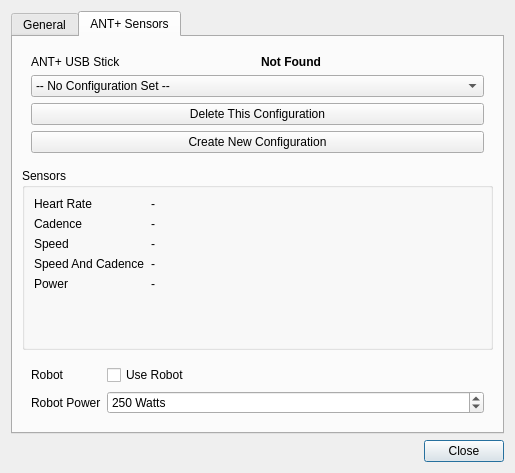
Before: the Qt Designer form indoorcycling2/settingsdialog.ui in rsippl/big-ring, drawn with Qt 5.
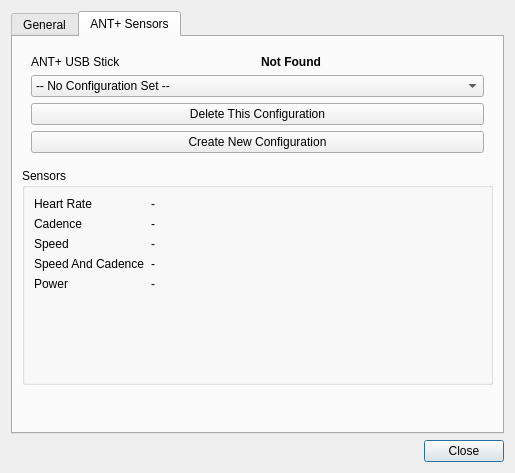
After: the same form once the commit is applied.

Commit message:
We're now able to save sensor settings (fixed power).
Virtual power has not been implemented yet.

```diff
--- a/indoorcycling2/settingsdialog.ui
+++ b/indoorcycling2/settingsdialog.ui
@@ -275,47 +275,11 @@
            <height>10</height>
           </size>
          </property>
-         <layout class="QFormLayout" name="formLayout_3">
-          <item row="1" column="0">
-           <widget class="QLabel" name="robotLabel">
+         <layout class="QHBoxLayout" name="horizontalLayout">
+          <item>
+           <widget class="QLabel" name="simulationSettingLabel">
             <property name="text">
-             <string>Robot</string>
-            </property>
-            <property name="buddy">
-             <cstring>robotCheckBox</cstring>
-            </property>
-           </widget>
-          </item>
-          <item row="1" column="1">
-           <widget class="QCheckBox" name="robotCheckBox">
-            <property name="text">
-             <string>Use Robot</string>
-            </property>
-           </widget>
-          </item>
-          <item row="2" column="0">
-           <widget class="QLabel" name="label_2">
-            <property name="text">
-             <string>Robot Power</string>
-            </property>
-            <property name="buddy">
-             <cstring>powerSpinBox</cstring>
-            </property>
-           </widget>
-          </item>
-          <item row="2" column="1">
-           <widget class="QSpinBox" name="powerSpinBox">
-            <property name="suffix">
-             <string> Watts</string>
-            </property>
-            <property name="maximum">
-             <number>500</number>
-            </property>
-            <property name="singleStep">
-             <number>10</number>
-            </property>
-            <property name="value">
-             <number>250</number>
+             <string/>
             </property>
            </widget>
           </item>
```
Left out of the diff: 20 changed lines with no effect on the pictures. The commit also changes 7 other files.
